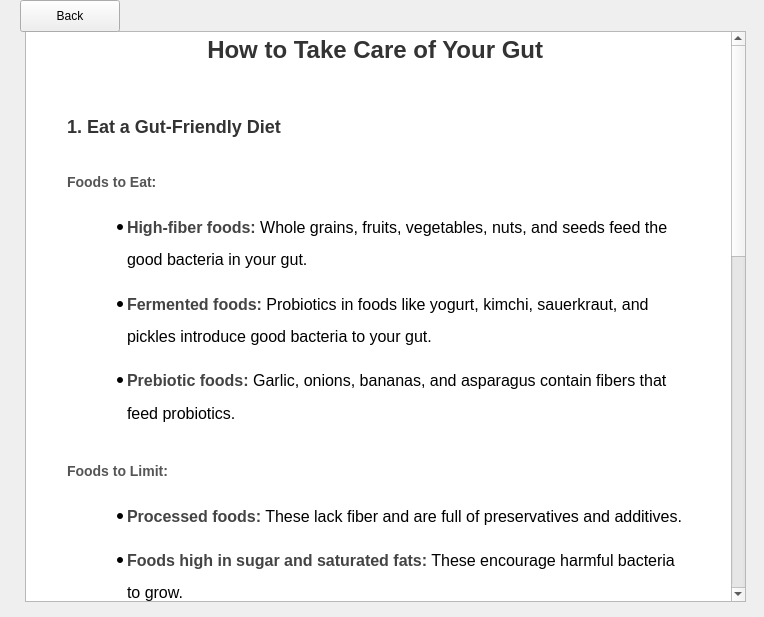
The window that A8EduApp/howtostayhealthywidget.ui (University-of-Utah-CS3505/a9-edu-app-f24-00Calvin00) describes before a commit, drawn with Qt 5.
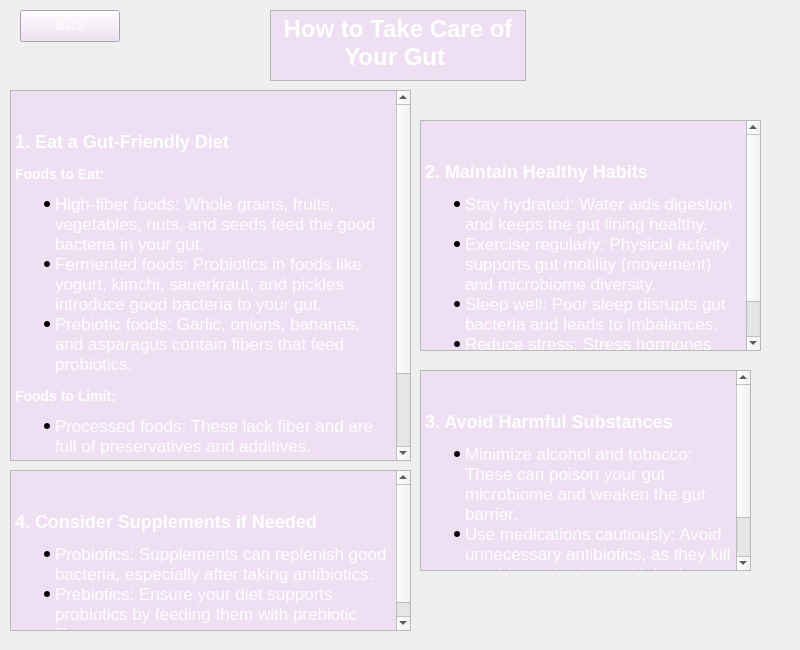
The same window after the commit.

```diff
--- a/A8EduApp/howtostayhealthywidget.ui
+++ b/A8EduApp/howtostayhealthywidget.ui
@@ -6,71 +6,155 @@
    <rect>
     <x>0</x>
     <y>0</y>
-    <width>764</width>
-    <height>617</height>
+    <width>800</width>
+    <height>650</height>
    </rect>
   </property>
   <property name="windowTitle">
    <string>Form</string>
   </property>
-  <widget class="QTextBrowser" name="textBrowser">
-   <property name="geometry">
-    <rect>
-     <x>25</x>
-     <y>31</y>
-     <width>721</width>
-     <height>571</height>
-    </rect>
-   </property>
-   <property name="html">
-    <string>&lt;!DOCTYPE HTML PUBLIC &quot;-//W3C//DTD HTML 4.0//EN&quot; &quot;http://www.w3.org/TR/REC-html40/strict.dtd&quot;&gt;
-&lt;html&gt;&lt;head&gt;&lt;meta name=&quot;qrichtext&quot; content=&quot;1&quot; /&gt;&lt;meta charset=&quot;utf-8&quot; /&gt;&lt;title&gt;How to Take Care of Your Gut&lt;/title&gt;&lt;style type=&quot;text/css&quot;&gt;
-p, li { white-space: pre-wrap; }
-hr { height: 1px; border-width: 0; }
-li.unchecked::marker { content: &quot;\2610&quot;; }
-li.checked::marker { content: &quot;\2612&quot;; }
-&lt;/style&gt;&lt;/head&gt;&lt;body style=&quot; font-family:'.AppleSystemUIFont'; font-size:13pt; font-weight:400; font-style:normal;&quot; bgcolor=&quot;#ffffff&quot;&gt;
-&lt;h1 align=&quot;center&quot; style=&quot; margin-top:40px; margin-bottom:30px; margin-left:37px; margin-right:37px; -qt-block-indent:0; text-indent:0px; line-height:180%;&quot;&gt;&lt;span style=&quot; font-family:'Times New Roman','Times','serif'; font-size:xx-large; font-weight:700; color:#333333;&quot;&gt;How to Take Care of Your Gut&lt;/span&gt;&lt;span style=&quot; font-family:'Times New Roman','Times','serif'; font-size:xx-large; font-weight:700; color:#000000;&quot;&gt; &lt;/span&gt;&lt;/h1&gt;
-&lt;h2 style=&quot; margin-top:30px; margin-bottom:12px; margin-left:37px; margin-right:37px; -qt-block-indent:0; text-indent:0px; line-height:180%;&quot;&gt;&lt;span style=&quot; font-family:'Times New Roman','Times','serif'; font-size:x-large; font-weight:700; color:#333333;&quot;&gt;1. Eat a Gut-Friendly Diet&lt;/span&gt;&lt;span style=&quot; font-family:'Times New Roman','Times','serif'; font-size:x-large; font-weight:700; color:#000000;&quot;&gt; &lt;/span&gt;&lt;/h2&gt;
-&lt;h3 style=&quot; margin-top:20px; margin-bottom:12px; margin-left:37px; margin-right:37px; -qt-block-indent:0; text-indent:0px; line-height:180%;&quot;&gt;&lt;span style=&quot; font-family:'Times New Roman','Times','serif'; font-size:large; font-weight:700; color:#555555;&quot;&gt;Foods to Eat:&lt;/span&gt;&lt;span style=&quot; font-family:'Times New Roman','Times','serif'; font-size:large; font-weight:700; color:#000000;&quot;&gt; &lt;/span&gt;&lt;/h3&gt;
-&lt;ul style=&quot;margin-top: 0px; margin-bottom: 0px; margin-left: 0px; margin-right: 0px; -qt-list-indent: 1;&quot;&gt;
-&lt;li style=&quot; font-family:'Times New Roman','Times','serif'; font-size:16px; color:#000000;&quot; style=&quot; margin-top:15px; margin-bottom:10px; margin-left:57px; margin-right:37px; -qt-block-indent:0; text-indent:0px; line-height:180%;&quot;&gt;&lt;span style=&quot; font-size:16px; font-weight:700; color:#444444;&quot;&gt;High-fiber foods:&lt;/span&gt;&lt;span style=&quot; font-size:16px;&quot;&gt; Whole grains, fruits, vegetables, nuts, and seeds feed the good bacteria in your gut. &lt;/span&gt;&lt;/li&gt;
-&lt;li style=&quot; font-family:'Times New Roman','Times','serif'; font-size:16px; color:#000000;&quot; style=&quot; margin-top:0px; margin-bottom:10px; margin-left:57px; margin-right:37px; -qt-block-indent:0; text-indent:0px; line-height:180%;&quot;&gt;&lt;span style=&quot; font-size:16px; font-weight:700; color:#444444;&quot;&gt;Fermented foods:&lt;/span&gt;&lt;span style=&quot; font-size:16px;&quot;&gt; Probiotics in foods like yogurt, kimchi, sauerkraut, and pickles introduce good bacteria to your gut. &lt;/span&gt;&lt;/li&gt;
-&lt;li style=&quot; font-family:'Times New Roman','Times','serif'; font-size:16px; color:#000000;&quot; style=&quot; margin-top:0px; margin-bottom:25px; margin-left:57px; margin-right:37px; -qt-block-indent:0; text-indent:0px; line-height:180%;&quot;&gt;&lt;span style=&quot; font-size:16px; font-weight:700; color:#444444;&quot;&gt;Prebiotic foods:&lt;/span&gt;&lt;span style=&quot; font-size:16px;&quot;&gt; Garlic, onions, bananas, and asparagus contain fibers that feed probiotics. &lt;/span&gt;&lt;/li&gt;&lt;/ul&gt;
-&lt;h3 style=&quot; margin-top:20px; margin-bottom:12px; margin-left:37px; margin-right:37px; -qt-block-indent:0; text-indent:0px; line-height:180%;&quot;&gt;&lt;span style=&quot; font-family:'Times New Roman','Times','serif'; font-size:large; font-weight:700; color:#555555;&quot;&gt;Foods to Limit:&lt;/span&gt;&lt;span style=&quot; font-family:'Times New Roman','Times','serif'; font-size:large; font-weight:700; color:#000000;&quot;&gt; &lt;/span&gt;&lt;/h3&gt;
-&lt;ul style=&quot;margin-top: 0px; margin-bottom: 0px; margin-left: 0px; margin-right: 0px; -qt-list-indent: 1;&quot;&gt;
-&lt;li style=&quot; font-family:'Times New Roman','Times','serif'; font-size:16px; color:#000000;&quot; style=&quot; margin-top:15px; margin-bottom:10px; margin-left:57px; margin-right:37px; -qt-block-indent:0; text-indent:0px; line-height:180%;&quot;&gt;&lt;span style=&quot; font-size:16px; font-weight:700; color:#444444;&quot;&gt;Processed foods:&lt;/span&gt;&lt;span style=&quot; font-size:16px;&quot;&gt; These lack fiber and are full of preservatives and additives. &lt;/span&gt;&lt;/li&gt;
-&lt;li style=&quot; font-family:'Times New Roman','Times','serif'; font-size:16px; color:#000000;&quot; style=&quot; margin-top:0px; margin-bottom:10px; margin-left:57px; margin-right:37px; -qt-block-indent:0; text-indent:0px; line-height:180%;&quot;&gt;&lt;span style=&quot; font-size:16px; font-weight:700; color:#444444;&quot;&gt;Foods high in sugar and saturated fats:&lt;/span&gt;&lt;span style=&quot; font-size:16px;&quot;&gt; These encourage harmful bacteria to grow. &lt;/span&gt;&lt;/li&gt;
-&lt;li style=&quot; font-family:'Times New Roman','Times','serif'; font-size:16px; color:#000000;&quot; style=&quot; margin-top:0px; margin-bottom:25px; margin-left:57px; margin-right:37px; -qt-block-indent:0; text-indent:0px; line-height:180%;&quot;&gt;&lt;span style=&quot; font-size:16px; font-weight:700; color:#444444;&quot;&gt;Red meat and egg yolks (in excess):&lt;/span&gt;&lt;span style=&quot; font-size:16px;&quot;&gt; Some bacteria turn these into TMAO, a harmful chemical. &lt;/span&gt;&lt;/li&gt;&lt;/ul&gt;
-&lt;h2 style=&quot; margin-top:30px; margin-bottom:12px; margin-left:37px; margin-right:37px; -qt-block-indent:0; text-indent:0px; line-height:180%;&quot;&gt;&lt;span style=&quot; font-family:'Times New Roman','Times','serif'; font-size:x-large; font-weight:700; color:#333333;&quot;&gt;2. Maintain Healthy Habits&lt;/span&gt;&lt;span style=&quot; font-family:'Times New Roman','Times','serif'; font-size:x-large; font-weight:700; color:#000000;&quot;&gt; &lt;/span&gt;&lt;/h2&gt;
-&lt;ul style=&quot;margin-top: 0px; margin-bottom: 0px; margin-left: 0px; margin-right: 0px; -qt-list-indent: 1;&quot;&gt;
-&lt;li style=&quot; font-family:'Times New Roman','Times','serif'; font-size:16px; color:#000000;&quot; style=&quot; margin-top:15px; margin-bottom:10px; margin-left:57px; margin-right:37px; -qt-block-indent:0; text-indent:0px; line-height:180%;&quot;&gt;&lt;span style=&quot; font-size:16px; font-weight:700; color:#444444;&quot;&gt;Stay hydrated:&lt;/span&gt;&lt;span style=&quot; font-size:16px;&quot;&gt; Water aids digestion and keeps the gut lining healthy. &lt;/span&gt;&lt;/li&gt;
-&lt;li style=&quot; font-family:'Times New Roman','Times','serif'; font-size:16px; color:#000000;&quot; style=&quot; margin-top:0px; margin-bottom:10px; margin-left:57px; margin-right:37px; -qt-block-indent:0; text-indent:0px; line-height:180%;&quot;&gt;&lt;span style=&quot; font-size:16px; font-weight:700; color:#444444;&quot;&gt;Exercise regularly:&lt;/span&gt;&lt;span style=&quot; font-size:16px;&quot;&gt; Physical activity supports gut motility (movement) and microbiome diversity. &lt;/span&gt;&lt;/li&gt;
-&lt;li style=&quot; font-family:'Times New Roman','Times','serif'; font-size:16px; color:#000000;&quot; style=&quot; margin-top:0px; margin-bottom:10px; margin-left:57px; margin-right:37px; -qt-block-indent:0; text-indent:0px; line-height:180%;&quot;&gt;&lt;span style=&quot; font-size:16px; font-weight:700; color:#444444;&quot;&gt;Sleep well:&lt;/span&gt;&lt;span style=&quot; font-size:16px;&quot;&gt; Poor sleep disrupts gut bacteria and leads to imbalances. &lt;/span&gt;&lt;/li&gt;
-&lt;li style=&quot; font-family:'Times New Roman','Times','serif'; font-size:16px; color:#000000;&quot; style=&quot; margin-top:0px; margin-bottom:25px; margin-left:57px; margin-right:37px; -qt-block-indent:0; text-indent:0px; line-height:180%;&quot;&gt;&lt;span style=&quot; font-size:16px; font-weight:700; color:#444444;&quot;&gt;Reduce stress:&lt;/span&gt;&lt;span style=&quot; font-size:16px;&quot;&gt; Stress hormones can harm your gut lining and change your microbiome. &lt;/span&gt;&lt;/li&gt;&lt;/ul&gt;
-&lt;h2 style=&quot; margin-top:30px; margin-bottom:12px; margin-left:37px; margin-right:37px; -qt-block-indent:0; text-indent:0px; line-height:180%;&quot;&gt;&lt;span style=&quot; font-family:'Times New Roman','Times','serif'; font-size:x-large; font-weight:700; color:#333333;&quot;&gt;3. Avoid Harmful Substances&lt;/span&gt;&lt;span style=&quot; font-family:'Times New Roman','Times','serif'; font-size:x-large; font-weight:700; color:#000000;&quot;&gt; &lt;/span&gt;&lt;/h2&gt;
-&lt;ul style=&quot;margin-top: 0px; margin-bottom: 0px; margin-left: 0px; margin-right: 0px; -qt-list-indent: 1;&quot;&gt;
-&lt;li style=&quot; font-family:'Times New Roman','Times','serif'; font-size:16px; color:#000000;&quot; style=&quot; margin-top:15px; margin-bottom:10px; margin-left:57px; margin-right:37px; -qt-block-indent:0; text-indent:0px; line-height:180%;&quot;&gt;&lt;span style=&quot; font-size:16px; font-weight:700; color:#444444;&quot;&gt;Minimize alcohol and tobacco:&lt;/span&gt;&lt;span style=&quot; font-size:16px;&quot;&gt; These can poison your gut microbiome and weaken the gut barrier. &lt;/span&gt;&lt;/li&gt;
-&lt;li style=&quot; font-family:'Times New Roman','Times','serif'; font-size:16px; color:#000000;&quot; style=&quot; margin-top:0px; margin-bottom:25px; margin-left:57px; margin-right:37px; -qt-block-indent:0; text-indent:0px; line-height:180%;&quot;&gt;&lt;span style=&quot; font-size:16px; font-weight:700; color:#444444;&quot;&gt;Use medications cautiously:&lt;/span&gt;&lt;span style=&quot; font-size:16px;&quot;&gt; Avoid unnecessary antibiotics, as they kill good bacteria along with bad ones. Acid blockers and NSAIDs can also disrupt gut health. &lt;/span&gt;&lt;/li&gt;&lt;/ul&gt;
-&lt;h2 style=&quot; margin-top:30px; margin-bottom:12px; margin-left:37px; margin-right:37px; -qt-block-indent:0; text-indent:0px; line-height:180%;&quot;&gt;&lt;span style=&quot; font-family:'Times New Roman','Times','serif'; font-size:x-large; font-weight:700; color:#333333;&quot;&gt;4. Consider Supplements if Needed&lt;/span&gt;&lt;span style=&quot; font-family:'Times New Roman','Times','serif'; font-size:x-large; font-weight:700; color:#000000;&quot;&gt; &lt;/span&gt;&lt;/h2&gt;
-&lt;ul style=&quot;margin-top: 0px; margin-bottom: 0px; margin-left: 0px; margin-right: 0px; -qt-list-indent: 1;&quot;&gt;
-&lt;li style=&quot; font-family:'Times New Roman','Times','serif'; font-size:16px; color:#000000;&quot; style=&quot; margin-top:15px; margin-bottom:10px; margin-left:57px; margin-right:37px; -qt-block-indent:0; text-indent:0px; line-height:180%;&quot;&gt;&lt;span style=&quot; font-size:16px; font-weight:700; color:#444444;&quot;&gt;Probiotics:&lt;/span&gt;&lt;span style=&quot; font-size:16px;&quot;&gt; Supplements can replenish good bacteria, especially after taking antibiotics. &lt;/span&gt;&lt;/li&gt;
-&lt;li style=&quot; font-family:'Times New Roman','Times','serif'; font-size:16px; color:#000000;&quot; style=&quot; margin-top:0px; margin-bottom:25px; margin-left:57px; margin-right:37px; -qt-block-indent:0; text-indent:0px; line-height:180%;&quot;&gt;&lt;span style=&quot; font-size:16px; font-weight:700; color:#444444;&quot;&gt;Prebiotics:&lt;/span&gt;&lt;span style=&quot; font-size:16px;&quot;&gt; Ensure your diet supports probiotics by feeding them with prebiotic fibers. &lt;/span&gt;&lt;/li&gt;&lt;/ul&gt;&lt;/body&gt;&lt;/html&gt;</string>
-   </property>
-  </widget>
   <widget class="QPushButton" name="backToTeachingWidgetButton">
    <property name="geometry">
     <rect>
      <x>20</x>
-     <y>0</y>
+     <y>10</y>
      <width>100</width>
      <height>32</height>
     </rect>
    </property>
+   <property name="styleSheet">
+    <string notr="true">background-color: rgb(238, 223, 242);
+color: rgb(254, 254, 254);</string>
+   </property>
    <property name="text">
     <string>Back</string>
    </property>
   </widget>
+  <widget class="QTextBrowser" name="textBrowser">
+   <property name="geometry">
+    <rect>
+     <x>270</x>
+     <y>10</y>
+     <width>256</width>
+     <height>71</height>
+    </rect>
+   </property>
+   <property name="html">
+    <string>&lt;!DOCTYPE HTML PUBLIC &quot;-//W3C//DTD HTML 4.0//EN&quot; &quot;http://www.w3.org/TR/REC-html40/strict.dtd&quot;&gt;
+&lt;html&gt;&lt;head&gt;&lt;meta name=&quot;qrichtext&quot; content=&quot;1&quot; /&gt;&lt;meta charset=&quot;utf-8&quot; /&gt;&lt;title&gt;How to Take Care of Your Gut&lt;/title&gt;&lt;style type=&quot;text/css&quot;&gt;
+p, li { white-space: pre-wrap; }
+hr { height: 1px; border-width: 0; }
+li.unchecked::marker { content: &quot;\2610&quot;; }
+li.checked::marker { content: &quot;\2612&quot;; }
+&lt;/style&gt;&lt;/head&gt;&lt;body style=&quot; font-family:'.AppleSystemUIFont'; font-size:13pt; font-weight:400; font-style:normal;&quot; bgcolor=&quot;#eedff2&quot;&gt;
+&lt;h1 align=&quot;center&quot; style=&quot; margin-top:40px; margin-bottom:30px; margin-left:0px; margin-right:0px; -qt-block-indent:0; text-indent:0px;&quot;&gt;&lt;span style=&quot; font-family:'Times New Roman','Times','serif'; font-size:xx-large; font-weight:700; color:#ffffff;&quot;&gt;How to Take Care of Your Gut&lt;/span&gt;&lt;span style=&quot; font-size:xx-large; font-weight:700;&quot;&gt; &lt;/span&gt;&lt;/h1&gt;&lt;/body&gt;&lt;/html&gt;</string>
+   </property>
+  </widget>
+  <widget class="QTextBrowser" name="textBrowser_2">
+   <property name="geometry">
+    <rect>
+     <x>10</x>
+     <y>90</y>
+     <width>401</width>
+     <height>371</height>
+    </rect>
+   </property>
+   <property name="html">
+    <string>&lt;!DOCTYPE HTML PUBLIC &quot;-//W3C//DTD HTML 4.0//EN&quot; &quot;http://www.w3.org/TR/REC-html40/strict.dtd&quot;&gt;
+&lt;html&gt;&lt;head&gt;&lt;meta name=&quot;qrichtext&quot; content=&quot;1&quot; /&gt;&lt;meta charset=&quot;utf-8&quot; /&gt;&lt;title&gt;Eat a Gut-Friendly Diet&lt;/title&gt;&lt;style type=&quot;text/css&quot;&gt;
+p, li { white-space: pre-wrap; }
+hr { height: 1px; border-width: 0; }
+li.unchecked::marker { content: &quot;\2610&quot;; }
+li.checked::marker { content: &quot;\2612&quot;; }
+&lt;/style&gt;&lt;/head&gt;&lt;body style=&quot; font-family:'.AppleSystemUIFont'; font-size:13pt; font-weight:400; font-style:normal;&quot; bgcolor=&quot;#eedff2&quot;&gt;
+&lt;p style=&quot; margin-top:0px; margin-bottom:0px; margin-left:0px; margin-right:0px; -qt-block-indent:0; text-indent:0px;&quot;&gt;&lt;span style=&quot; font-family:'Times New Roman','Times','serif'; color:#ffffff;&quot;&gt;    &lt;/span&gt;&lt;/p&gt;
+&lt;h2 style=&quot; margin-top:16px; margin-bottom:12px; margin-left:0px; margin-right:0px; -qt-block-indent:0; text-indent:0px;&quot;&gt;&lt;span style=&quot; font-family:'Times New Roman','Times','serif'; font-size:x-large; font-weight:700; color:#ffffff;&quot;&gt;1. Eat a Gut-Friendly Diet    &lt;/span&gt;&lt;/h2&gt;
+&lt;h3 style=&quot; margin-top:14px; margin-bottom:12px; margin-left:0px; margin-right:0px; -qt-block-indent:0; text-indent:0px;&quot;&gt;&lt;span style=&quot; font-family:'Times New Roman','Times','serif'; font-size:large; font-weight:700; color:#ffffff;&quot;&gt;Foods to Eat:    &lt;/span&gt;&lt;/h3&gt;
+&lt;ul style=&quot;margin-top: 0px; margin-bottom: 0px; margin-left: 0px; margin-right: 0px; -qt-list-indent: 1;&quot;&gt;
+&lt;li style=&quot; font-family:'Times New Roman','Times','serif'; color:#ffffff;&quot; style=&quot; margin-top:12px; margin-bottom:0px; margin-left:0px; margin-right:0px; -qt-block-indent:0; text-indent:0px;&quot;&gt;High-fiber foods: Whole grains, fruits, vegetables, nuts, and seeds feed the good bacteria in your gut.        &lt;/li&gt;
+&lt;li style=&quot; font-family:'Times New Roman','Times','serif'; color:#ffffff;&quot; style=&quot; margin-top:0px; margin-bottom:0px; margin-left:0px; margin-right:0px; -qt-block-indent:0; text-indent:0px;&quot;&gt;Fermented foods: Probiotics in foods like yogurt, kimchi, sauerkraut, and pickles introduce good bacteria to your gut.        &lt;/li&gt;
+&lt;li style=&quot; font-family:'Times New Roman','Times','serif'; color:#ffffff;&quot; style=&quot; margin-top:0px; margin-bottom:12px; margin-left:0px; margin-right:0px; -qt-block-indent:0; text-indent:0px;&quot;&gt;Prebiotic foods: Garlic, onions, bananas, and asparagus contain fibers that feed probiotics.        &lt;/li&gt;&lt;/ul&gt;
+&lt;h3 style=&quot; margin-top:14px; margin-bottom:12px; margin-left:0px; margin-right:0px; -qt-block-indent:0; text-indent:0px;&quot;&gt;&lt;span style=&quot; font-family:'Times New Roman','Times','serif'; font-size:large; font-weight:700; color:#ffffff;&quot;&gt;Foods to Limit:    &lt;/span&gt;&lt;/h3&gt;
+&lt;ul style=&quot;margin-top: 0px; margin-bottom: 0px; margin-left: 0px; margin-right: 0px; -qt-list-indent: 1;&quot;&gt;
+&lt;li style=&quot; font-family:'Times New Roman','Times','serif'; color:#ffffff;&quot; style=&quot; margin-top:12px; margin-bottom:0px; margin-left:0px; margin-right:0px; -qt-block-indent:0; text-indent:0px;&quot;&gt;Processed foods: These lack fiber and are full of preservatives and additives.        &lt;/li&gt;
+&lt;li style=&quot; font-family:'Times New Roman','Times','serif'; color:#ffffff;&quot; style=&quot; margin-top:0px; margin-bottom:0px; margin-left:0px; margin-right:0px; -qt-block-indent:0; text-indent:0px;&quot;&gt;Foods high in sugar and saturated fats: These encourage harmful bacteria to grow.        &lt;/li&gt;
+&lt;li style=&quot; font-family:'Times New Roman','Times','serif'; color:#ffffff;&quot; style=&quot; margin-top:0px; margin-bottom:12px; margin-left:0px; margin-right:0px; -qt-block-indent:0; text-indent:0px;&quot;&gt;Red meat and egg yolks (in excess): Some bacteria turn these into TMAO, a harmful chemical.    &lt;/li&gt;&lt;/ul&gt;&lt;/body&gt;&lt;/html&gt;</string>
+   </property>
+  </widget>
+  <widget class="QTextBrowser" name="textBrowser_3">
+   <property name="geometry">
+    <rect>
+     <x>420</x>
+     <y>120</y>
+     <width>341</width>
+     <height>231</height>
+    </rect>
+   </property>
+   <property name="html">
+    <string>&lt;!DOCTYPE HTML PUBLIC &quot;-//W3C//DTD HTML 4.0//EN&quot; &quot;http://www.w3.org/TR/REC-html40/strict.dtd&quot;&gt;
+&lt;html&gt;&lt;head&gt;&lt;meta name=&quot;qrichtext&quot; content=&quot;1&quot; /&gt;&lt;meta charset=&quot;utf-8&quot; /&gt;&lt;title&gt;Maintain Healthy Habits&lt;/title&gt;&lt;style type=&quot;text/css&quot;&gt;
+p, li { white-space: pre-wrap; }
+hr { height: 1px; border-width: 0; }
+li.unchecked::marker { content: &quot;\2610&quot;; }
+li.checked::marker { content: &quot;\2612&quot;; }
+&lt;/style&gt;&lt;/head&gt;&lt;body style=&quot; font-family:'.AppleSystemUIFont'; font-size:13pt; font-weight:400; font-style:normal;&quot; bgcolor=&quot;#eedff2&quot;&gt;
+&lt;p style=&quot; margin-top:0px; margin-bottom:0px; margin-left:0px; margin-right:0px; -qt-block-indent:0; text-indent:0px;&quot;&gt;&lt;span style=&quot; font-family:'Times New Roman','Times','serif'; color:#ffffff;&quot;&gt;    &lt;/span&gt;&lt;/p&gt;
+&lt;h2 style=&quot; margin-top:16px; margin-bottom:12px; margin-left:0px; margin-right:0px; -qt-block-indent:0; text-indent:0px;&quot;&gt;&lt;span style=&quot; font-family:'Times New Roman','Times','serif'; font-size:x-large; font-weight:700; color:#ffffff;&quot;&gt;2. Maintain Healthy Habits    &lt;/span&gt;&lt;/h2&gt;
+&lt;ul style=&quot;margin-top: 0px; margin-bottom: 0px; margin-left: 0px; margin-right: 0px; -qt-list-indent: 1;&quot;&gt;
+&lt;li style=&quot; font-family:'Times New Roman','Times','serif'; color:#ffffff;&quot; style=&quot; margin-top:12px; margin-bottom:0px; margin-left:0px; margin-right:0px; -qt-block-indent:0; text-indent:0px;&quot;&gt;Stay hydrated: Water aids digestion and keeps the gut lining healthy.        &lt;/li&gt;
+&lt;li style=&quot; font-family:'Times New Roman','Times','serif'; color:#ffffff;&quot; style=&quot; margin-top:0px; margin-bottom:0px; margin-left:0px; margin-right:0px; -qt-block-indent:0; text-indent:0px;&quot;&gt;Exercise regularly: Physical activity supports gut motility (movement) and microbiome diversity.        &lt;/li&gt;
+&lt;li style=&quot; font-family:'Times New Roman','Times','serif'; color:#ffffff;&quot; style=&quot; margin-top:0px; margin-bottom:0px; margin-left:0px; margin-right:0px; -qt-block-indent:0; text-indent:0px;&quot;&gt;Sleep well: Poor sleep disrupts gut bacteria and leads to imbalances.        &lt;/li&gt;
+&lt;li style=&quot; font-family:'Times New Roman','Times','serif'; color:#ffffff;&quot; style=&quot; margin-top:0px; margin-bottom:12px; margin-left:0px; margin-right:0px; -qt-block-indent:0; text-indent:0px;&quot;&gt;Reduce stress: Stress hormones can harm your gut lining and change your microbiome.    &lt;/li&gt;&lt;/ul&gt;&lt;/body&gt;&lt;/html&gt;</string>
+   </property>
+  </widget>
+  <widget class="QTextBrowser" name="textBrowser_4">
+   <property name="geometry">
+    <rect>
+     <x>420</x>
+     <y>370</y>
+     <width>331</width>
+     <height>201</height>
+    </rect>
+   </property>
+   <property name="html">
+    <string>&lt;!DOCTYPE HTML PUBLIC &quot;-//W3C//DTD HTML 4.0//EN&quot; &quot;http://www.w3.org/TR/REC-html40/strict.dtd&quot;&gt;
+&lt;html&gt;&lt;head&gt;&lt;meta name=&quot;qrichtext&quot; content=&quot;1&quot; /&gt;&lt;meta charset=&quot;utf-8&quot; /&gt;&lt;title&gt;Avoid Harmful Substances&lt;/title&gt;&lt;style type=&quot;text/css&quot;&gt;
+p, li { white-space: pre-wrap; }
+hr { height: 1px; border-width: 0; }
+li.unchecked::marker { content: &quot;\2610&quot;; }
+li.checked::marker { content: &quot;\2612&quot;; }
+&lt;/style&gt;&lt;/head&gt;&lt;body style=&quot; font-family:'.AppleSystemUIFont'; font-size:13pt; font-weight:400; font-style:normal;&quot; bgcolor=&quot;#eedff2&quot;&gt;
+&lt;p style=&quot; margin-top:0px; margin-bottom:0px; margin-left:0px; margin-right:0px; -qt-block-indent:0; text-indent:0px;&quot;&gt;&lt;span style=&quot; font-family:'Times New Roman','Times','serif'; color:#ffffff;&quot;&gt;    &lt;/span&gt;&lt;/p&gt;
+&lt;h2 style=&quot; margin-top:16px; margin-bottom:12px; margin-left:0px; margin-right:0px; -qt-block-indent:0; text-indent:0px;&quot;&gt;&lt;span style=&quot; font-family:'Times New Roman','Times','serif'; font-size:x-large; font-weight:700; color:#ffffff;&quot;&gt;3. Avoid Harmful Substances    &lt;/span&gt;&lt;/h2&gt;
+&lt;ul style=&quot;margin-top: 0px; margin-bottom: 0px; margin-left: 0px; margin-right: 0px; -qt-list-indent: 1;&quot;&gt;
+&lt;li style=&quot; font-family:'Times New Roman','Times','serif'; color:#ffffff;&quot; style=&quot; margin-top:12px; margin-bottom:0px; margin-left:0px; margin-right:0px; -qt-block-indent:0; text-indent:0px;&quot;&gt;Minimize alcohol and tobacco: These can poison your gut microbiome and weaken the gut barrier.        &lt;/li&gt;
+&lt;li style=&quot; font-family:'Times New Roman','Times','serif'; color:#ffffff;&quot; style=&quot; margin-top:0px; margin-bottom:12px; margin-left:0px; margin-right:0px; -qt-block-indent:0; text-indent:0px;&quot;&gt;Use medications cautiously: Avoid unnecessary antibiotics, as they kill good bacteria along with bad ones. Acid blockers and NSAIDs can also disrupt gut health.    &lt;/li&gt;&lt;/ul&gt;&lt;/body&gt;&lt;/html&gt;</string>
+   </property>
+  </widget>
+  <widget class="QTextBrowser" name="textBrowser_5">
+   <property name="geometry">
+    <rect>
+     <x>10</x>
+     <y>470</y>
+     <width>401</width>
+     <height>161</height>
+    </rect>
+   </property>
+   <property name="html">
+    <string>&lt;!DOCTYPE HTML PUBLIC &quot;-//W3C//DTD HTML 4.0//EN&quot; &quot;http://www.w3.org/TR/REC-html40/strict.dtd&quot;&gt;
+&lt;html&gt;&lt;head&gt;&lt;meta name=&quot;qrichtext&quot; content=&quot;1&quot; /&gt;&lt;meta charset=&quot;utf-8&quot; /&gt;&lt;title&gt;Consider Supplements if Needed&lt;/title&gt;&lt;style type=&quot;text/css&quot;&gt;
+p, li { white-space: pre-wrap; }
+hr { height: 1px; border-width: 0; }
+li.unchecked::marker { content: &quot;\2610&quot;; }
+li.checked::marker { content: &quot;\2612&quot;; }
+&lt;/style&gt;&lt;/head&gt;&lt;body style=&quot; font-family:'.AppleSystemUIFont'; font-size:13pt; font-weight:400; font-style:normal;&quot; bgcolor=&quot;#eedff2&quot;&gt;
+&lt;p style=&quot; margin-top:0px; margin-bottom:0px; margin-left:0px; margin-right:0px; -qt-block-indent:0; text-indent:0px;&quot;&gt;&lt;span style=&quot; font-family:'Times New Roman','Times','serif'; color:#ffffff;&quot;&gt;    &lt;/span&gt;&lt;/p&gt;
+&lt;h2 style=&quot; margin-top:16px; margin-bottom:12px; margin-left:0px; margin-right:0px; -qt-block-indent:0; text-indent:0px;&quot;&gt;&lt;span style=&quot; font-family:'Times New Roman','Times','serif'; font-size:x-large; font-weight:700; color:#ffffff;&quot;&gt;4. Consider Supplements if Needed    &lt;/span&gt;&lt;/h2&gt;
+&lt;ul style=&quot;margin-top: 0px; margin-bottom: 0px; margin-left: 0px; margin-right: 0px; -qt-list-indent: 1;&quot;&gt;
+&lt;li style=&quot; font-family:'Times New Roman','Times','serif'; color:#ffffff;&quot; style=&quot; margin-top:12px; margin-bottom:0px; margin-left:0px; margin-right:0px; -qt-block-indent:0; text-indent:0px;&quot;&gt;Probiotics: Supplements can replenish good bacteria, especially after taking antibiotics.        &lt;/li&gt;
+&lt;li style=&quot; font-family:'Times New Roman','Times','serif'; color:#ffffff;&quot; style=&quot; margin-top:0px; margin-bottom:12px; margin-left:0px; margin-right:0px; -qt-block-indent:0; text-indent:0px;&quot;&gt;Prebiotics: Ensure your diet supports probiotics by feeding them with prebiotic fibers.    &lt;/li&gt;&lt;/ul&gt;&lt;/body&gt;&lt;/html&gt;</string>
+   </property>
+  </widget>
  </widget>
  <resources/>
  <connections/>
```
